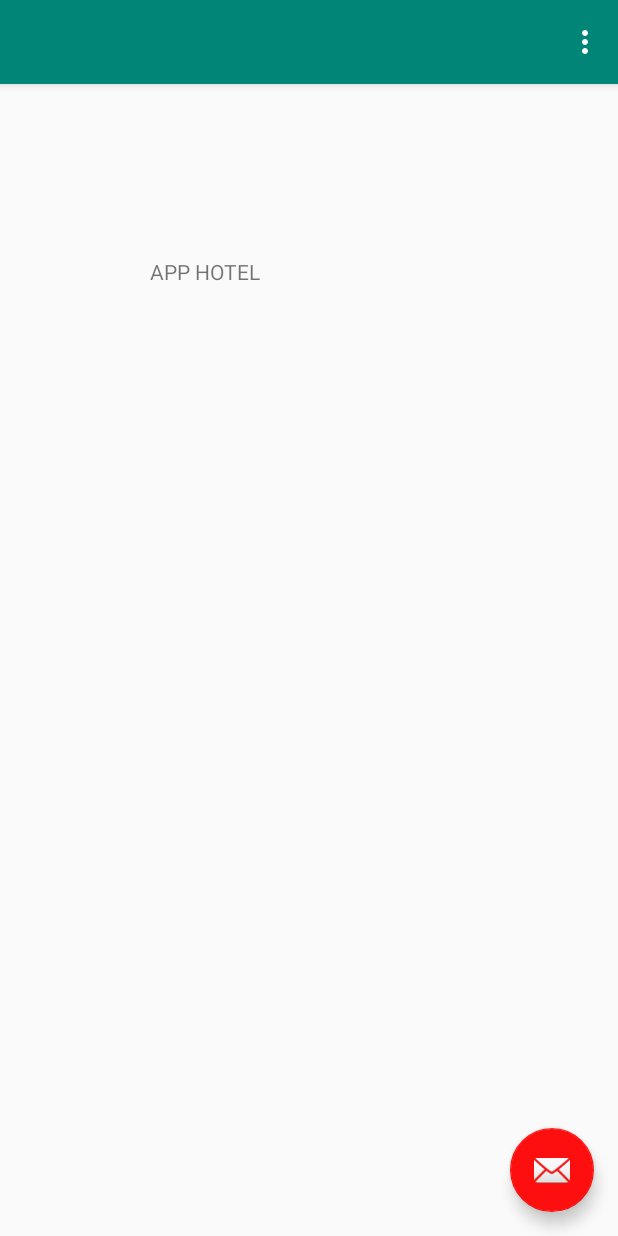
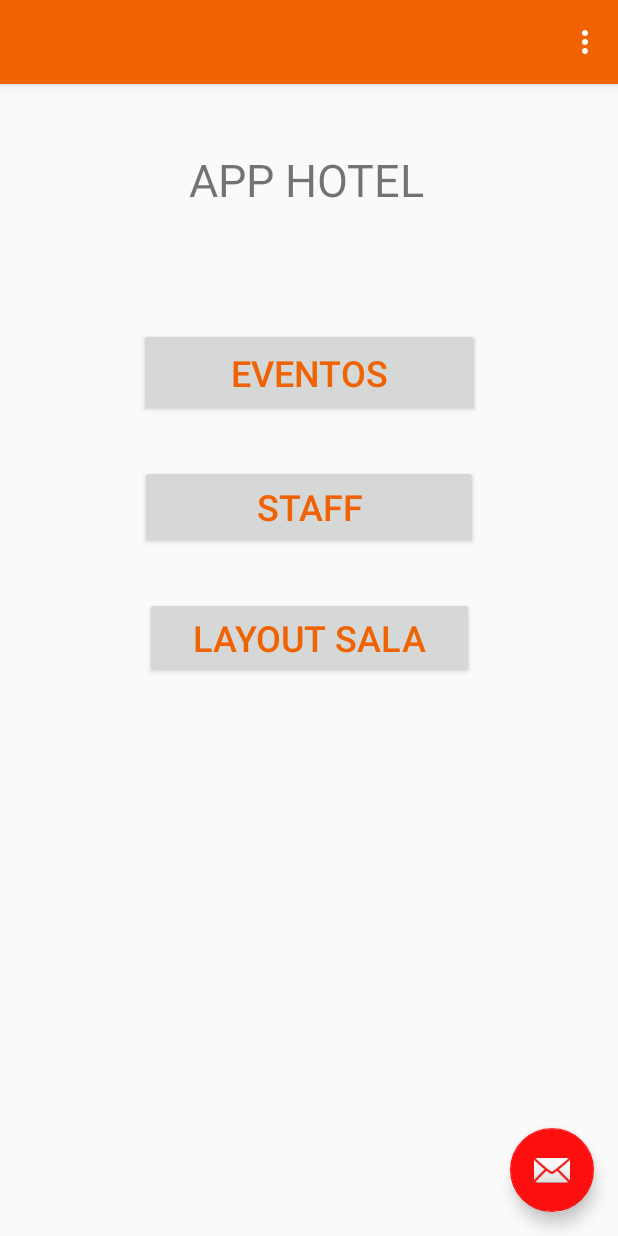
Before and after one commit to miguelpereira25/AppHotel, an Android app: the screen it shows after launch (MainActivity), on a phone screen of 412 x 824 dp. Run offline under Robolectric (Android 15) with nearby library versions, the phone set to English and light mode, and no system bars.

Commit message:
Getting my buttons set i am still recieving warnings about the constraint and do not know how to center everything if i switch to vercial layout

```diff
--- a/app/src/main/res/layout/content_main.xml
+++ b/app/src/main/res/layout/content_main.xml
@@ -9,18 +9,63 @@
     tools:showIn="@layout/activity_main">
 
     <TextView
-        android:layout_width="96dp"
-        android:layout_height="56dp"
-        android:layout_marginStart="100dp"
+        android:id="@+id/textView"
+        android:layout_width="200dp"
+        android:layout_height="47dp"
+        android:layout_marginStart="104dp"
         android:layout_marginTop="8dp"
         android:text="APP HOTEL"
+        android:textAlignment="center"
         android:textColorLink="@color/colorAccent"
+        android:textSize="30sp"
         app:layout_constraintBottom_toBottomOf="parent"
         app:layout_constraintHorizontal_bias="0.371"
         app:layout_constraintLeft_toLeftOf="parent"
         app:layout_constraintRight_toRightOf="parent"
         app:layout_constraintStart_toStartOf="parent"
         app:layout_constraintTop_toTopOf="parent"
-        app:layout_constraintVertical_bias="0.152" />
+        app:layout_constraintVertical_bias="0.05" />
+
+    <Button
+        android:id="@+id/button"
+        android:layout_width="227dp"
+        android:layout_height="59dp"
+        android:layout_marginStart="8dp"
+        android:layout_marginTop="72dp"
+        android:layout_marginEnd="8dp"
+        android:text="Eventos"
+        android:textColor="@color/colorPrimary"
+        android:textSize="24sp"
+        app:layout_constraintEnd_toEndOf="parent"
+        app:layout_constraintStart_toStartOf="parent"
+        app:layout_constraintTop_toBottomOf="@+id/textView" />
+
+    <Button
+        android:id="@+id/button2"
+        android:layout_width="225dp"
+        android:layout_height="56dp"
+        android:layout_marginStart="8dp"
+        android:layout_marginTop="32dp"
+        android:layout_marginEnd="8dp"
+        android:text="Staff"
+        android:textColor="@color/colorPrimary"
+        android:textSize="24sp"
+        app:layout_constraintEnd_toEndOf="parent"
+        app:layout_constraintStart_toStartOf="parent"
+        app:layout_constraintTop_toBottomOf="@+id/button" />
+
+    <Button
+        android:id="@+id/button3"
+        android:layout_width="219dp"
+        android:layout_height="54dp"
+        android:layout_marginStart="8dp"
+        android:layout_marginTop="32dp"
+        android:layout_marginEnd="8dp"
+        android:text="Layout Sala"
+        android:textColor="@color/colorPrimary"
+        android:textSize="24sp"
+        app:layout_constraintEnd_toEndOf="parent"
+        app:layout_constraintStart_toStartOf="parent"
+        app:layout_constraintTop_toBottomOf="@+id/button2" />
 
 </androidx.constraintlayout.widget.ConstraintLayout>
--- a/app/src/main/res/values/colors.xml
+++ b/app/src/main/res/values/colors.xml
@@ -1,6 +1,6 @@
 <?xml version="1.0" encoding="utf-8"?>
 <resources>
-    <color name="colorPrimary">#008577</color>
+    <color name="colorPrimary">#F06304</color>
     <color name="colorPrimaryDark">#00574B</color>
     <color name="colorAccent">#FD0F0F</color>
 </resources>
```
